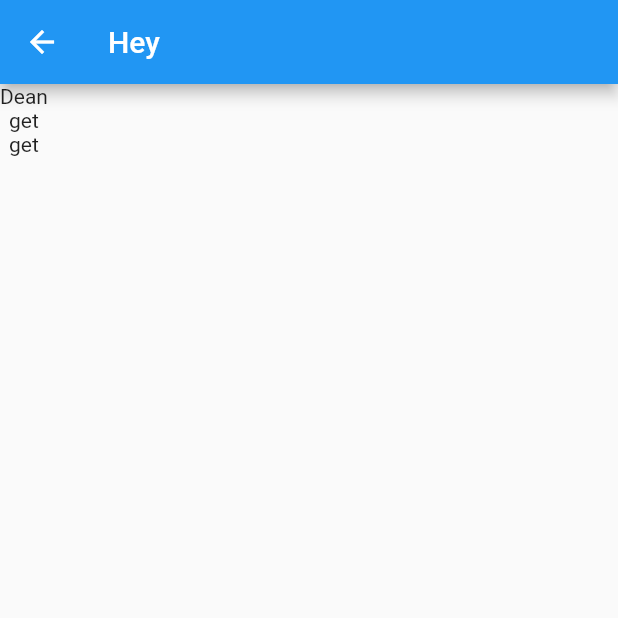
After one commit to SydNS/FlutterMoja, a Flutter app: the SecndPage screen opened directly, on a phone screen of 412 x 824 dp, the top half of it. The commit adds this screen. Run offline on Flutter 3.47's test engine with Material 2 defaults, Android fonts, the phone set to English and light mode, and no system bars.

Commit message:
created a seperate file fr the screens

```diff
--- /dev/null
+++ b/lib/SecndPage.dart
@@ -0,0 +1,27 @@
+
+import 'package:flutter/cupertino.dart';
+import 'package:flutter/material.dart';
+
+class SecndPage extends StatelessWidget {
+
+  @override
+  Widget build(BuildContext context) {
+    return Scaffold(
+      appBar: AppBar(title:  Text("Hey"),),
+      body: Column(
+        children: [
+          Container(
+            child: Text("Dean"),
+          ),
+          Column(
+            children: [
+              Text("get"),
+              Text("get"),
+            ],
+          )
+
+        ],
+      ),
+    );
+  }
+}
--- a/lib/main.dart
+++ b/lib/main.dart
@@ -1,6 +1,8 @@
 import 'package:flutter/cupertino.dart';
 import 'package:flutter/material.dart';
 import 'package:kasanje/Transactions.dart';
+
+import 'SecndPage.dart';
 
 void main() {
   runApp(MyHome());
```
